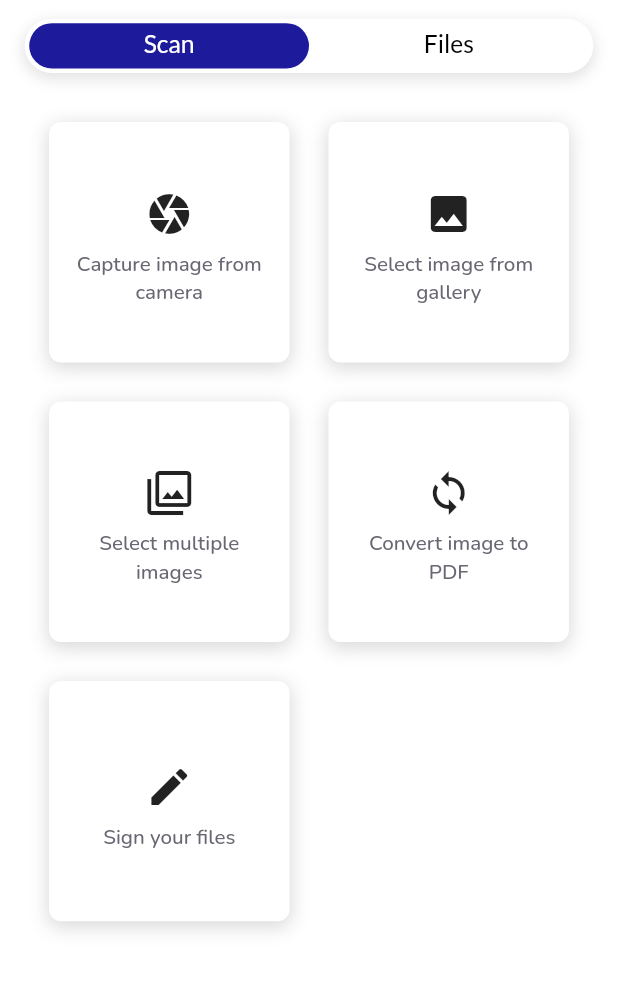
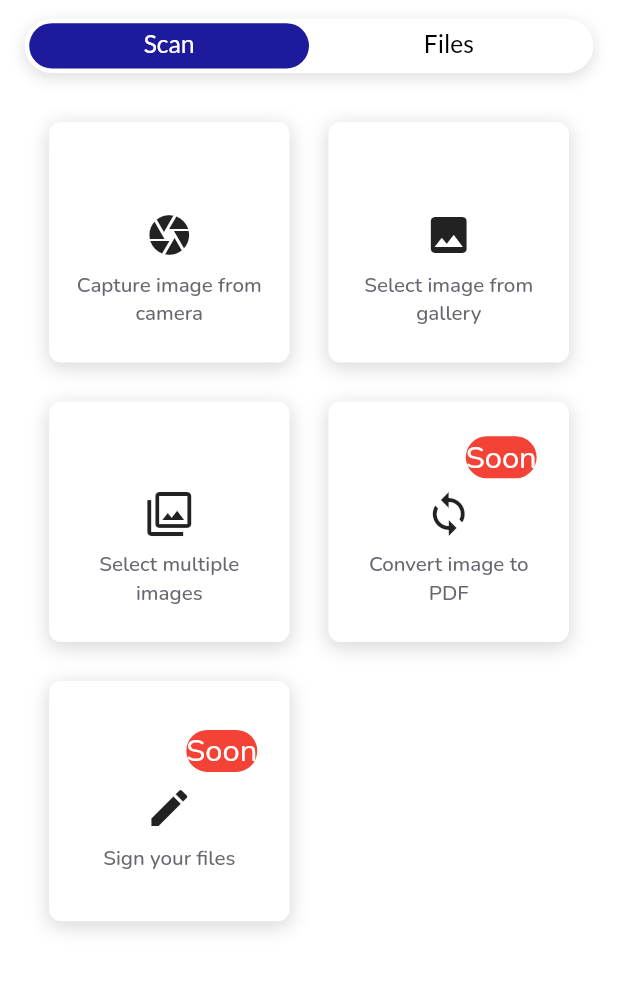
Before and after one commit to alanbosco003/Boxfile, a Flutter app: the screen it shows after launch, on a phone screen of 412 x 824 dp, the part 78-1071 px from its top. Run offline on Flutter 3.47's test engine with Material 2 defaults, Android fonts, the phone set to English and light mode, and no system bars; our stand-ins replace animated_splash_screen, flutter_tts, fluttertoast, google_fonts, image_cropper, image_picker and 4 more; missing offline and left inert: google_mlkit_text_recognition, image_picker_for_web; accounts and stored records are empty.

Commit message:
added soon widget

```diff
--- a/lib/constants/colors.dart
+++ b/lib/constants/colors.dart
@@ -3,4 +3,5 @@ class Colorz {
   static const oranch = 0xffF24E1E;
   static const grey = 0xff686873;
   static const lightblue = 0xffD0DDFF;
+  static const white = 0xffFFFFFF;
 }
--- a/lib/views/servicepage.dart
+++ b/lib/views/servicepage.dart
@@ -191,7 +191,7 @@ class _ServicesPageState extends State<ServicesPage> {
                   });
                 }
               },
-              child: scanbox(1, "Capture image from camera", camera)),
+              child: scanbox(1, "Capture image from camera", "", camera)),
           GestureDetector(
               onTap: () async {
                 setState(() {
@@ -204,7 +204,7 @@ class _ServicesPageState extends State<ServicesPage> {
                   });
                 }
               },
-              child: scanbox(2, "Select image from gallery", image)),
+              child: scanbox(2, "Select image from gallery", "", image)),
           GestureDetector(
               onTap: () async {
                 setState(() {
@@ -218,9 +218,9 @@ class _ServicesPageState extends State<ServicesPage> {
                 }
                 // getImage();
               },
-              child: scanbox(3, "Select multiple images", multiimage)),
-          scanbox(4, "Convert image to PDF", imagetopng),
-          scanbox(5, "Sign your files", signature),
+              child: scanbox(3, "Select multiple images", "", multiimage)),
+          scanbox(4, "Convert image to PDF", "Soon", imagetopng),
+          scanbox(5, "Sign your files", "Soon", signature),
 
           // scanbox(2, "text", "icon"),
           // scanbox(3, "text", "icon"),
@@ -232,7 +232,7 @@ class _ServicesPageState extends State<ServicesPage> {
     ]);
   }
 
-  Widget scanbox(int box, String text, Icon icon) {
+  Widget scanbox(int box, String text, String update, Icon icon) {
     return Padding(
       padding: const EdgeInsets.all(8.0),
       child: Container(
@@ -251,6 +251,22 @@ class _ServicesPageState extends State<ServicesPage> {
           mainAxisAlignment: MainAxisAlignment.center,
           crossAxisAlignment: CrossAxisAlignment.center,
           children: [
+            Padding(
+              padding: const EdgeInsets.only(left: 70),
+              child: Container(
+                decoration: BoxDecoration(
+                  color: Colors.red,
+                  borderRadius: BorderRadius.circular(15),
+                ),
+                child: Text(update,
+                    textAlign: TextAlign.center,
+                    style: GoogleFonts.nunito(
+                        textStyle: GoogleFonts.leagueSpartan(
+                      color: const Color(Colorz.white),
+                      fontSize: 15.sp,
+                    ))),
+              ),
+            ),
             Padding(
               padding: const EdgeInsets.all(8.0),
               child: icon,
```
